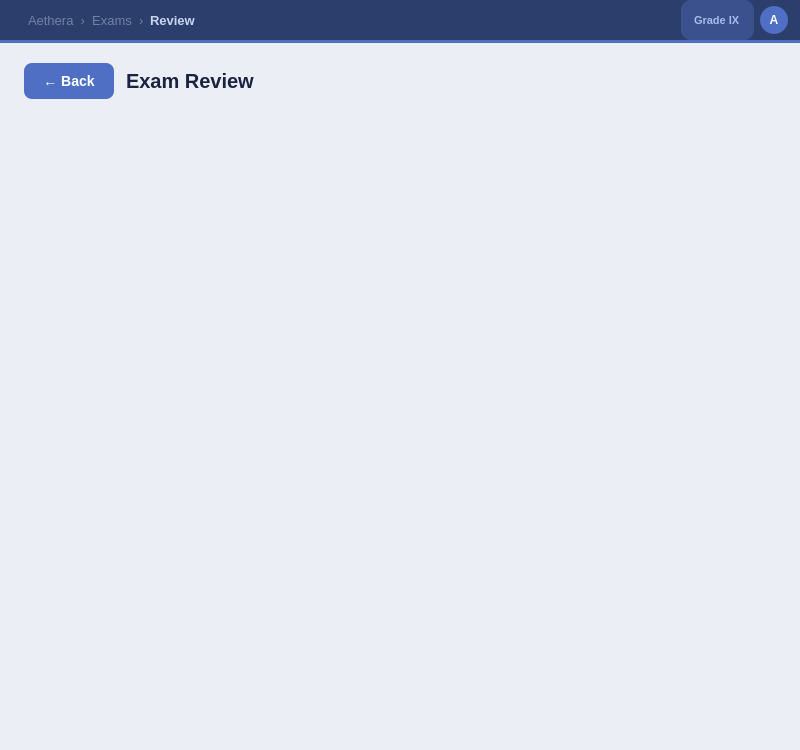
The window that src/ui/exam/review/review.ui (DIDimov24/Aethera) describes before a commit, drawn with Qt 5.
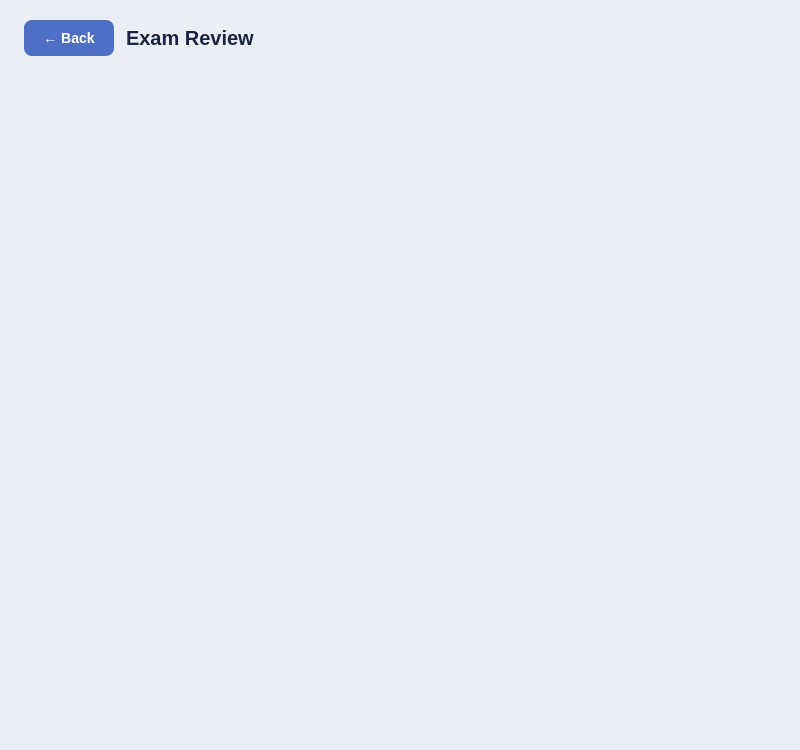
The same window after the commit.

The edit to the form file:
```diff
--- a/src/ui/exam/review/review.ui
+++ b/src/ui/exam/review/review.ui
@@ -7,13 +7,6 @@
   <property name="styleSheet">
    <string notr="true">
 QWidget#Review { background-color: #eceef5; }
-QWidget#topBar { background-color: #2c3e6b; }
-QLabel#labelTopBarPage { color: #c8d4f0; font-size: 13px; font-weight: 600; }
-QLabel#labelTopBarBreadcrumb { color: rgba(200,212,240,0.45); font-size: 13px; }
-QLabel#labelTopBarGrade { color: #a8bce8; font-size: 11px; font-weight: 600; background-color: rgba(79,111,196,0.4); border-radius: 10px; padding: 2px 10px; }
-QWidget#labelTopBarAvatar { background-color: #4f6fc4; border-radius: 14px; min-width: 28px; max-width: 28px; min-height: 28px; max-height: 28px; }
-QLabel#labelTopBarAvatarText { color: #ffffff; font-size: 12px; font-weight: 700; background: transparent; }
-QWidget#topBarLine { background-color: #4f6fc4; }
 QScrollArea#scrollAreaReview { background: transparent; border: none; }
 QWidget#scrollContents { background: transparent; }
 QPushButton#buttonBack {
@@ -30,34 +23,6 @@
    <property name="topMargin"><number>0</number></property>
    <property name="rightMargin"><number>0</number></property>
    <property name="bottomMargin"><number>0</number></property>
-   <item>
-    <widget class="QWidget" name="topBar" native="true">
-     <property name="minimumSize"><size><width>0</width><height>40</height></size></property>
-     <property name="maximumSize"><size><width>16777215</width><height>40</height></size></property>
-     <layout class="QHBoxLayout" name="topBarLayout">
-      <property name="leftMargin"><number>28</number></property><property name="topMargin"><number>0</number></property><property name="rightMargin"><number>12</number></property><property name="bottomMargin"><number>0</number></property>
-      <item><widget class="QLabel" name="labelTopBarBreadcrumb"><property name="text"><string>Aethera  ›  Exams  ›</string></property></widget></item>
-      <item><widget class="QLabel" name="labelTopBarPage"><property name="text"><string>Review</string></property></widget></item>
-      <item><spacer name="s"><property name="orientation"><enum>Qt::Orientation::Horizontal</enum></property><property name="sizeHint" stdset="0"><size><width>40</width><height>20</height></size></property></spacer></item>
-      <item><widget class="QLabel" name="labelTopBarGrade"><property name="text"><string>Grade IX</string></property></widget></item>
-      <item>
-       <widget class="QWidget" name="labelTopBarAvatar" native="true">
-        <widget class="QLabel" name="labelTopBarAvatarText">
-         <property name="geometry"><rect><x>0</x><y>0</y><width>28</width><height>28</height></rect></property>
-         <property name="text"><string>A</string></property>
-         <property name="alignment"><set>Qt::AlignmentFlag::AlignCenter</set></property>
-        </widget>
-       </widget>
-      </item>
-     </layout>
-    </widget>
-   </item>
-   <item>
-    <widget class="QWidget" name="topBarLine" native="true">
-     <property name="minimumSize"><size><width>0</width><height>3</height></size></property>
-     <property name="maximumSize"><size><width>16777215</width><height>3</height></size></property>
-    </widget>
-   </item>
    <item>
     <layout class="QVBoxLayout" name="mainLayout">
      <property name="spacing"><number>16</number></property>
```
